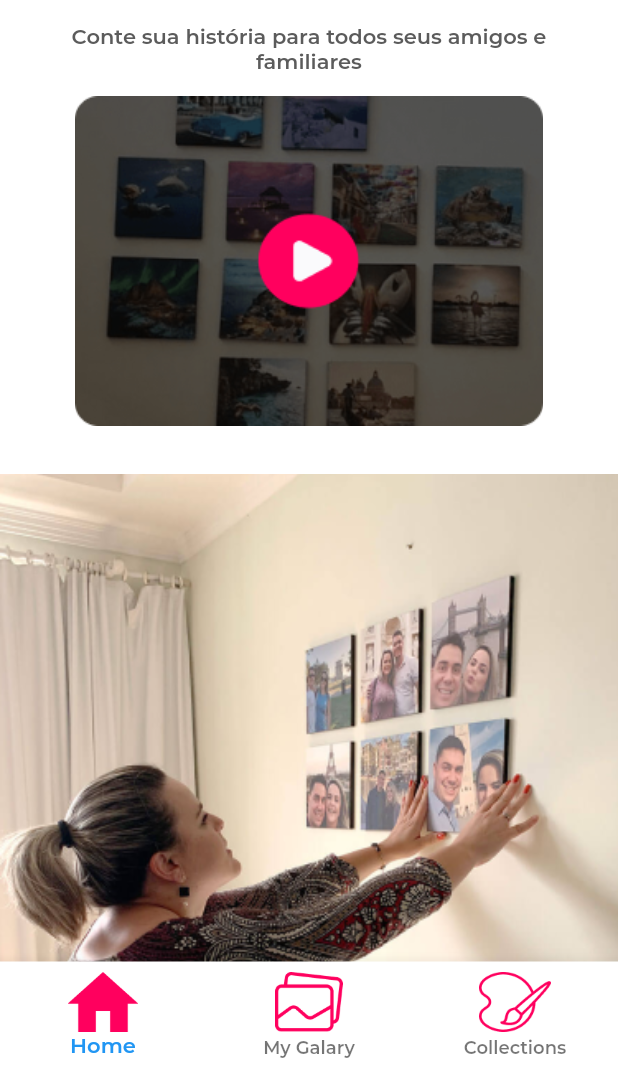
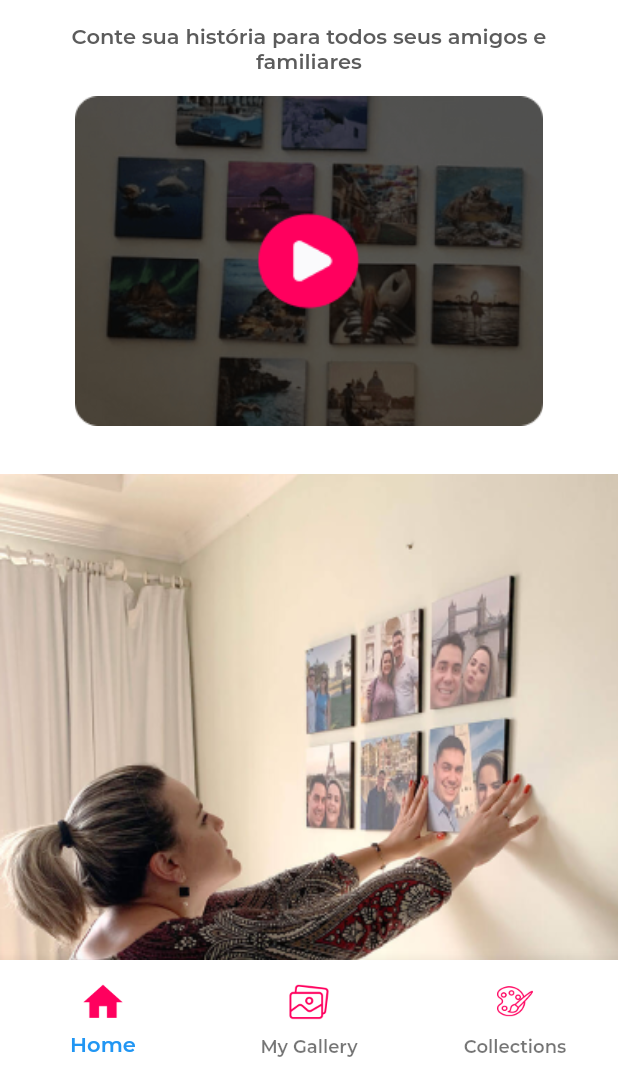
Before and after one commit to mahadydev/brickart_flutter_ui, a Flutter app: the screen it shows after launch, after a tap on "LOGIN", on a phone screen of 412 x 824 dp, the part 168-1236 px from its top. Run offline on Flutter 3.47's test engine with Material 2 defaults, Android fonts, the phone set to English and light mode, and no system bars; our stand-ins replace getflutter.

Commit message:
fixed icons , popup dialog

```diff
--- a/lib/screens/mainpageview.dart
+++ b/lib/screens/mainpageview.dart
@@ -48,6 +48,7 @@ class _PageViewBuildState extends State<PageViewBuild> {
     return Scaffold(
       drawer: DrawerMenu(),
       bottomNavigationBar: Container(
+        height: 72,
         child: BottomNavigationBar(
           currentIndex: bottomSelectedIndex,
           backgroundColor: Colors.white,
@@ -72,15 +73,12 @@ class _PageViewBuildState extends State<PageViewBuild> {
     );
   }
 
-  final _bottomNavItems = <BottomNavigationBarItem>[
+  List<BottomNavigationBarItem> _bottomNavItems = <BottomNavigationBarItem>[
     BottomNavigationBarItem(
-      icon: Container(
-        width: 72,
-        child: Image.asset(
+      icon: Image.asset(
         'assets/icons/home.png',
         height: 40,
         width: 40,
-        ),
       ),
       title: Text(
         'Home',
@@ -88,27 +86,21 @@ class _PageViewBuildState extends State<PageViewBuild> {
       ),
     ),
     BottomNavigationBarItem(
-      icon: Container(
-        width: 72,
-        child: Image.asset(
+      icon: Image.asset(
         'assets/icons/gallery.png',
         height: 40,
         width: 40,
       ),
-      ),
       title: Text(
-        'My Galary',
+        'My Gallery',
         style: bottomAppBarTextStyle,
       ),
     ),
     BottomNavigationBarItem(
-      icon: Container(
-        width: 72,
-        child: Image.asset(
-          'assets/icons/collections.png',
+      icon: Image.asset(
+        'assets/icons/paint-brush.png',
         height: 40,
         width: 40,
-        ),
       ),
       title: Text(
         'Collections',
--- a/lib/widgets/appbar_listtile.dart
+++ b/lib/widgets/appbar_listtile.dart
@@ -42,25 +42,10 @@ class AppbarListTile extends StatelessWidget {
         child: isAR
             ? CircleAvatar(
                 backgroundColor: Theme.of(context).primaryColor,
-                child: Column(
-                  mainAxisAlignment: MainAxisAlignment.center,
-                  children: <Widget>[
-                    Container(
-                      height: 20,
-                      width: 20,
-                      child: Image.asset(
-                        'assets/icons/arglass.png',
-                        fit: BoxFit.contain,
-                        color: Colors.white,
-                      ),
-                    ),
-                    Text(
-                      'AR',
-                      style: bottomAppBarTextStyle.copyWith(
-                        color: Colors.white,
-                      ),
-                    ),
-                  ],
+                child: Image.asset(
+                  'assets/icons/AR-white.png',
+                  height: 40,
+                  width: 40,
                 ),
               )
             : Container(
```
Also changed, not shown: lib/screens/edit_profile.dart (+8 -5 lines), lib/screens/shopping_cart.dart (+9 -13 lines), lib/widgets/low_res_overlaypopup.dart (+52 -15 lines), assets/icons/AR-white.png (added), assets/icons/arglass.png (deleted), assets/icons/card.png, assets/icons/collections.png (deleted), assets/icons/gallery.png, assets/icons/home.png, assets/icons/paint-brush.png (added), assets/icons/warning.png (added). Lines whose indentation alone changed are shown as unchanged.
